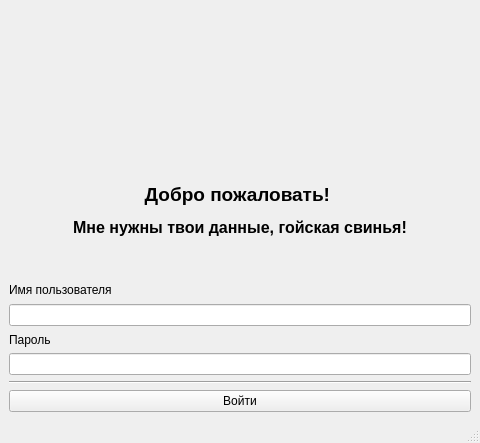
This is 5 term/DB/ZilbermanPublisher/Views/loginview.ui in relsa228/CPP-university-projects as Qt 5 draws it before an edit. The edited form follows.
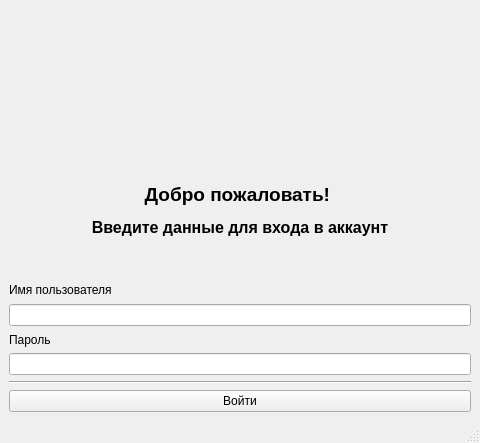
This is the edited form. Icons and pictures are not drawn.

What changed in the file:
```diff
--- a/5 term/DB/ZilbermanPublisher/Views/loginview.ui
+++ b/5 term/DB/ZilbermanPublisher/Views/loginview.ui
@@ -49,7 +49,7 @@
       <item>
        <widget class="QLabel" name="label">
         <property name="text">
-         <string>&lt;html&gt;&lt;head/&gt;&lt;body&gt;&lt;p align=&quot;center&quot;&gt;&lt;span style=&quot; font-size:14pt; font-weight:700;&quot;&gt;Добро пожаловать! &lt;/span&gt;&lt;/p&gt;&lt;p align=&quot;center&quot;&gt;&lt;span style=&quot; font-size:12pt; font-weight:700;&quot;&gt;Мне нужны твои данные, гойская свинья!&lt;/span&gt;&lt;/p&gt;&lt;/body&gt;&lt;/html&gt;</string>
+         <string>&lt;html&gt;&lt;head/&gt;&lt;body&gt;&lt;p align=&quot;center&quot;&gt;&lt;span style=&quot; font-size:14pt; font-weight:700;&quot;&gt;Добро пожаловать! &lt;/span&gt;&lt;/p&gt;&lt;p align=&quot;center&quot;&gt;&lt;span style=&quot; font-size:12pt; font-weight:700;&quot;&gt;Введите данные для входа в аккаунт&lt;/span&gt;&lt;/p&gt;&lt;/body&gt;&lt;/html&gt;</string>
         </property>
        </widget>
       </item>
```
